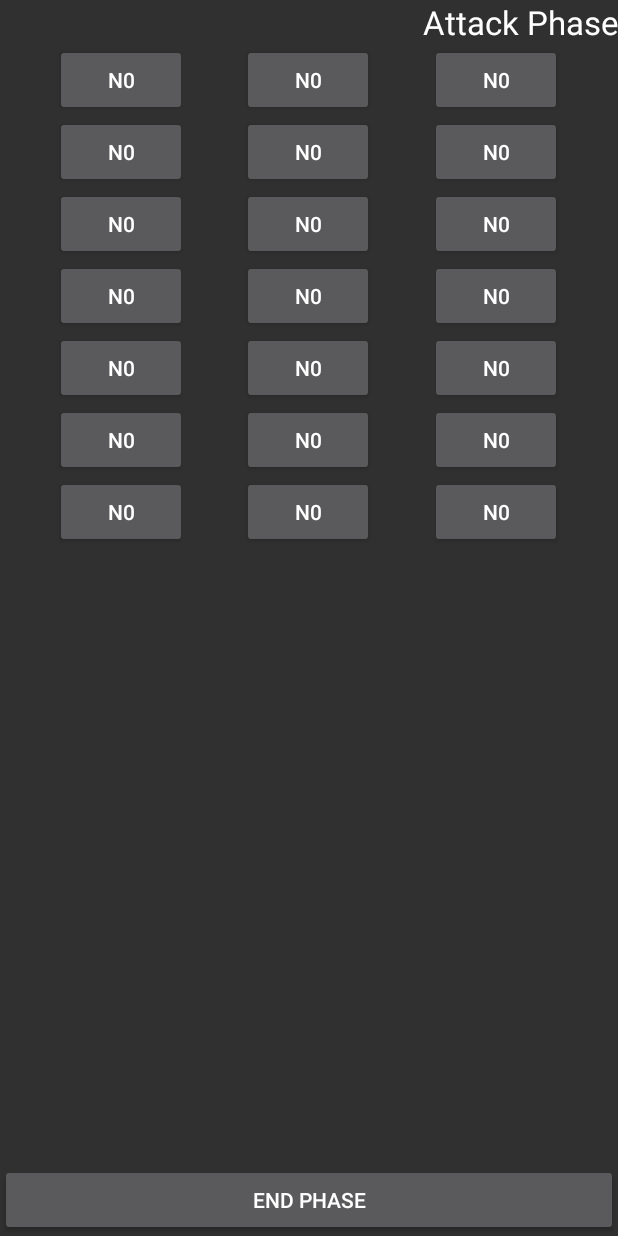
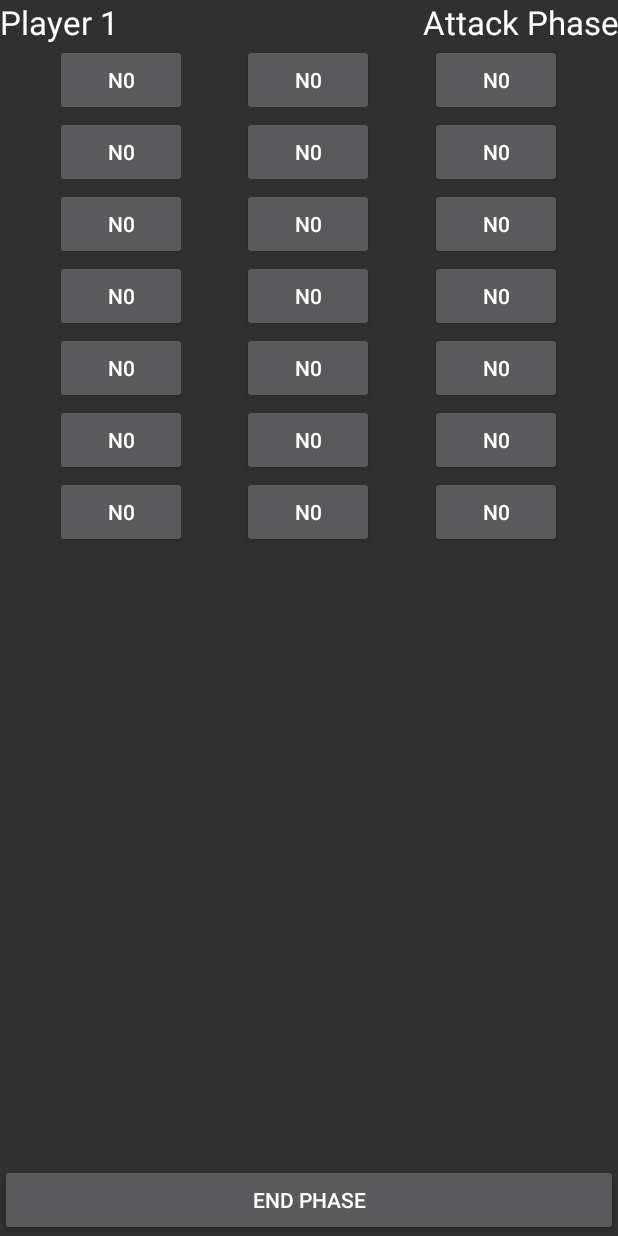
Before and after one commit to LiveSatomi/DiceWars, an Android app: the MainGameActivity screen opened directly, with no data from a screen before it, after a tap on "N0", on a phone screen of 412 x 824 dp. Run offline under Robolectric (Android 15) with nearby library versions, the light colour scheme and no system bars; 12 statements that could not run were skipped.

Commit message:
Dynamic updates based on button presses, win and lose battle cases covered.
Slight modification to how isSelected and select by the game work.
There are no filters on isSelected to prevent bad selections.
There is a guard in place for only selecting when the current player's
has the YOU status on the device.

```diff
--- a/dice_wars/src/main/java/com/jack/dicewars/dice_wars/AbstractBoardView.java
+++ b/dice_wars/src/main/java/com/jack/dicewars/dice_wars/AbstractBoardView.java
@@ -3,6 +3,7 @@ package com.jack.dicewars.dice_wars;
 import android.content.Context;
 import android.view.View;
 import android.view.ViewGroup;
+import com.jack.dicewars.dice_wars.game.TerritoryBorder;
 
 import java.util.Map;
 
@@ -20,15 +21,27 @@ public abstract class AbstractBoardView {
      */
     protected Context context;
 
-    protected Map<AbstractTerritoryView, View> territoryViewMap;
+    protected Map<AbstractTerritoryView, View> territoryNativeViewMap;
+    protected Map<TerritoryBorder, AbstractTerritoryView> modelTerritoryMap;
 
     /**
-     * Puts programmatically generated views into the supplied viewPort based on the {@link #territoryViewMap} and
+     * Puts programmatically generated views into the supplied viewPort based on the {@link #territoryNativeViewMap} and
      * any other Views that are defined by the subclass implementation.
      * @param viewPort The entire container allocated to viewing the board.
-     * @return A modified version of the viewPort that has a representation of territoryViewMap as its child
+     * @return A modified version of the viewPort that has a representation of territoryNativeViewMap as its child
      * nodes.
      */
     public abstract View apply(ViewGroup viewPort);
 
+    /**
+     * Updates all Views in modelTerritoryMap that are also in territoryNativeViewMap
+     */
+    public void updateViews() {
+        for (Map.Entry<TerritoryBorder, AbstractTerritoryView> entry : modelTerritoryMap.entrySet()) {
+            updateView(entry.getKey());
+        }
+    }
+
+    protected abstract void updateView(TerritoryBorder modelKey);
+
 }
--- a/dice_wars/src/main/java/com/jack/dicewars/dice_wars/AbstractTerritoryView.java
+++ b/dice_wars/src/main/java/com/jack/dicewars/dice_wars/AbstractTerritoryView.java
@@ -19,5 +19,4 @@ public abstract class AbstractTerritoryView {
      * represent a BoardView.
      */
     public abstract View defaultView(Context context);
-
 }
--- a/dice_wars/src/main/java/com/jack/dicewars/dice_wars/Debug.java
+++ b/dice_wars/src/main/java/com/jack/dicewars/dice_wars/Debug.java
@@ -16,7 +16,8 @@ public enum Debug {
     profile ("profile"),
     // for logging methods that are apart of the activity lifecycle: onCreate, onWindowFocusChanged, etc
     life ("life"),
-
+    // for visibility on the results of battles
+    battle ("battle"),
     //App mode flags
     gridText(1);
 
--- a/dice_wars/src/main/java/com/jack/dicewars/dice_wars/GridTextBoardView.java
+++ b/dice_wars/src/main/java/com/jack/dicewars/dice_wars/GridTextBoardView.java
@@ -38,13 +38,13 @@ public class GridTextBoardView extends AbstractBoardView {
 
     /**
      * Creates {@link com.jack.dicewars.dice_wars.GridTextTerritoryView} and maps them to Android Button to fill the
-     * {@link #territoryViewMap}.
+     * {@link #territoryNativeViewMap}.
      *
      * @param b Model data of the board and its grid indexed Territories.
      * @param context The MainGameActivity in which this board is being used.
      */
-    public GridTextBoardView(final AbstractBoard b, Context context) {
-        GridTextBoard board = (GridTextBoard) b;
+    public GridTextBoardView(AbstractBoard b, Context context) {
+        final GridTextBoard board = (GridTextBoard) b;
 
         this.context = context;
         rows = board.getRows();
@@ -53,36 +53,45 @@ public class GridTextBoardView extends AbstractBoardView {
         // A row major ordered list of TerritoryBorder model objects.
         final List<TerritoryBorder> grid = board.getBoard();
 
-        territoryViewMap = new HashMap<>();
+        territoryNativeViewMap = new HashMap<>();
+        modelTerritoryMap = new HashMap<>();
 
         for (int i = 0; i < rows; i++) {
             for (int j = 0; j < cols; j++) {
                 // A GridTextTerritoryView can preserve the grid coordinate model information.
-                AbstractTerritoryView territoryView = new GridTextTerritoryView(i, j);
+                final AbstractTerritoryView territoryView = new GridTextTerritoryView(i, j);
                 Button gridTextButton = (Button) territoryView.defaultView(context);
-                //TODO figure out how to add onclick function to this button
-                final Territory internal = grid.get(board.coordinatesToIndex(i, j, cols)).getInternal();
+
+                final TerritoryBorder territory = grid.get(board.coordinatesToIndex(i, j, cols));
                 gridTextButton.setOnClickListener(new View.OnClickListener() {
                     @Override
                     public void onClick(View v) {
-                        if (b.isSelectable(internal)) {
-                            //TODO Something cool
-                        } else {
-                            //TODO Uh oh too much cool
-                        }
-
+                        // Request selection. Let the model handle potential selection.
+                        board.select(territory);
+                        // Handle changes in the Views
+                        updateViews();
                     }
                 });
-                final Color color = internal.getColor();
-                gridTextButton.setText(color.getCode() + internal.getValue());
+
                 // Guarantee that the TerritoryView and Button coordinates are linked
-                territoryViewMap.put(territoryView, gridTextButton);
+                territoryNativeViewMap.put(territoryView, gridTextButton);
+                modelTerritoryMap.put(territory, territoryView);
+
+                // First update acts as an initialization
+                updateView(territory);
             }
         }
     }
 
+    @Override
+    public void updateView(TerritoryBorder modelKey) {
+        Button nativeView = (Button) territoryNativeViewMap.get(modelTerritoryMap.get(modelKey));
+        final Color color = modelKey.getInternal().getColor();
+        nativeView.setText(color.getCode() + modelKey.getInternal().getValue());
+    }
+
     /**
-     * TerritoryViews are represented by Buttons and other defined Views include a  one column GridLayout as the
+     * TerritoryViews are represented by Buttons and other defined Views include a one column GridLayout as the
      * ViewPort implementation, LinearLayouts for the rows of the grid, and Android Space objects to
      * simulate columns.
      *
@@ -99,7 +108,7 @@ public class GridTextBoardView extends AbstractBoardView {
         ((GridLayout) container).setColumnCount(1);
 
         // loop through all territories and places the corresponding View in the skeleton
-        for (Map.Entry<AbstractTerritoryView, View> territoryMapping : territoryViewMap.entrySet()) {
+        for (Map.Entry<AbstractTerritoryView, View> territoryMapping : territoryNativeViewMap.entrySet()) {
             // get a reference to the model's row and column
             final GridTextTerritoryView territory = (GridTextTerritoryView) territoryMapping.getKey();
             final int modelRow = territory.getRow();
--- a/dice_wars/src/main/java/com/jack/dicewars/dice_wars/MainGameActivity.java
+++ b/dice_wars/src/main/java/com/jack/dicewars/dice_wars/MainGameActivity.java
@@ -62,8 +62,9 @@ public class MainGameActivity extends Activity {
      * Updates labels on the view to match the state of the model.
      */
     private void updateLabels() {
-        ((TextView) findViewById(R.id.activePlayerName)).setText(game.currentPlayerName());
-        ((TextView) findViewById(R.id.activePhase)).setText(game.currentPhase());
+        //TODO is redundent?
+        ((TextView) findViewById(R.id.activePlayerName)).setText(game.currentPlayerName().toString());
+        ((TextView) findViewById(R.id.activePhase)).setText(game.currentPhase().toString());
     }
 
     public void requestSelection() {
@@ -78,9 +79,10 @@ public class MainGameActivity extends Activity {
      */
     public void advance(View view) {
         //TODO guard against unauthorized players from making this button press have an effect.
-        game.advance();
+        if (game.myTurn() || !game.myTurn()) {
+            game.advance();
+        }
         updateLabels();
-        Log.i("active", "advanced");
     }
 
     @Override
--- a/dice_wars/src/main/java/com/jack/dicewars/dice_wars/game/AbstractBoard.java
+++ b/dice_wars/src/main/java/com/jack/dicewars/dice_wars/game/AbstractBoard.java
@@ -1,6 +1,7 @@
 package com.jack.dicewars.dice_wars.game;
 
 import java.util.List;
+import java.util.Map;
 
 /**
  * Created by Jack Mueller on 2/23/15.
@@ -83,12 +84,11 @@ public abstract class AbstractBoard {
     protected abstract void assignDice();
 
     /**
-     * Returns
      *
-     * @param internal The territory requesting to be selected based on the click of it's TerritoryView
+     * @param territory The territory requesting to be selected based on the click of it's TerritoryView
      */
-    public boolean isSelectable(Territory internal) {
-        return game.isSelectable(internal);
+    public boolean select(TerritoryBorder territory) {
+        return game.select(territory);
     }
 
     /**
@@ -100,4 +100,8 @@ public abstract class AbstractBoard {
         return board;
     }
 
+    public boolean passesFilter(TerritoryBorder territory, Map filters) {
+        // TODO implement
+        return true;
+    }
 }
--- /dev/null
+++ b/dice_wars/src/main/java/com/jack/dicewars/dice_wars/game/AbstractPhase.java
@@ -0,0 +1,24 @@
+package com.jack.dicewars.dice_wars.game;
+
+import java.util.LinkedList;
+import java.util.List;
+
+/**
+ * Created by Jack Mueller on 4/12/15.
+ */
+public abstract class AbstractPhase implements Phase {
+
+    protected final List<TerritoryBorder> selected = new LinkedList<>();
+    protected int territoryLimit;
+
+    @Override
+    public void pushTerritory(TerritoryBorder territory) {
+        selected.add(territory);
+        // Greedily process Territories as soon as enough are selected
+        if (selected.size() == territoryLimit) {
+            consume();
+        }
+    }
+
+    protected abstract void consume();
+}
--- a/dice_wars/src/main/java/com/jack/dicewars/dice_wars/game/EffectPhase.java
+++ b/dice_wars/src/main/java/com/jack/dicewars/dice_wars/game/EffectPhase.java
@@ -1,14 +1,27 @@
 package com.jack.dicewars.dice_wars.game;
+
+import java.util.Map;
 
 /**
  * Created by Jack Mueller on 3/8/15.
  */
-public class EffectPhase implements Phase{
+public class EffectPhase extends AbstractPhase {
+
     public EffectPhase(Player player) {
-
+        territoryLimit = -1;
     }
 
     public String toString() {
         return "Effect Phase";
     }
+
+    @Override
+    public Map filters() {
+        return null;
+    }
+
+    @Override
+    protected void consume() {
+
+    }
 }
--- a/dice_wars/src/main/java/com/jack/dicewars/dice_wars/game/Game.java
+++ b/dice_wars/src/main/java/com/jack/dicewars/dice_wars/game/Game.java
@@ -1,6 +1,7 @@
 package com.jack.dicewars.dice_wars.game;
 
 import android.util.Log;
+import com.jack.dicewars.dice_wars.Color;
 import com.jack.dicewars.dice_wars.Debug;
 
 /**
@@ -59,12 +60,39 @@ public class Game {
     /**
      * Tells whether a certain Territory is selectable based on the Context, which device selected the Territory,
      * whose Turn it is in the Game, what Phase it is, and what has already been selected.
-     * @param territory
-     * @return
+     * @param territory The territory that was clicked.
+     * @return True if the territory is selected, false otherwise.
      */
-    public boolean isSelectable(Territory territory) {
+    public boolean select(TerritoryBorder territory) {
+        // TODO This violates CQS returning boolean
+        if (isSelectable(territory)) {
+            currentPhase().pushTerritory(territory);
+            // invalidate view. What do we have access to here?
+        }
+        return true; //TODO implement
+    }
 
-        return true; //TODO implement
+    private boolean isSelectable(TerritoryBorder territory) {
+        // If it's not the clicker's turn, the clicker can't do anything
+        if (myTurn()) {
+            return board.passesFilter(territory, currentPhase().filters());
+        } else {
+            return false;
+        }
+    }
+
+    public boolean myTurn() {
+        return currentPlayerColor().equals(myColor());
+
+    }
+
+    private Color myColor() {
+        for (Player p : config.activePlayers()) {
+            if (p.isMe()) {
+                return p.getColor();
+            }
+        }
+        return null;
     }
 
     /**
@@ -75,8 +103,6 @@ public class Game {
             // The Round has ended, start a new one
             round = new Round(config.activePlayers());
             roundNum++;
-        } else {
-            Log.i("active", "true at game");
         }
     }
 
@@ -100,7 +126,12 @@ public class Game {
         return round.currentPlayer().getName();
     }
 
-    public String currentPhase() {
+    public Color currentPlayerColor() {
+        return round.currentPlayer().getColor();
+    }
+
+
+    public Phase currentPhase() {
         return round.currentPhase();
     }
 
--- a/dice_wars/src/main/java/com/jack/dicewars/dice_wars/game/Phase.java
+++ b/dice_wars/src/main/java/com/jack/dicewars/dice_wars/game/Phase.java
@@ -1,4 +1,6 @@
 package com.jack.dicewars.dice_wars.game;
+
+import java.util.Map;
 
 /**
  * Created by Jack Mueller on 3/8/15.
@@ -8,8 +10,16 @@ public interface Phase {
     //TODO pass in R.string.phaseName to constructor for localization
     /**
      *
-     * @return A friendly description of what this happens during this phase.
+     * @return A friendly description of what happens during this phase.
      */
     @Override
     public String toString();
+
+    public Map filters(); // TODO implement
+
+    /**
+     * Appends territories to the end of a list for well ordered consumption by Phase implementation.
+     * @param territory Territory that will be consumed later
+     */
+    void pushTerritory(TerritoryBorder territory);
 }
--- a/dice_wars/src/main/java/com/jack/dicewars/dice_wars/game/Player.java
+++ b/dice_wars/src/main/java/com/jack/dicewars/dice_wars/game/Player.java
@@ -105,11 +105,13 @@ public class Player implements Parcelable {
     }
 
     /**
-     *
+     * DO NOT use this method from Phases, use
      * @param territory The Territory this Player will register with itself.
      */
-    public void claimOwnership(Territory territory) {
+    void claimOwnership(Territory territory) {
         territories.add(territory);
+        territory.setOwner(this);
+
     }
 
     /**
@@ -118,9 +120,14 @@ public class Player implements Parcelable {
      */
     public void loseOwnership(Territory territory) {
         territories.remove(territory);
+        territory.setOwner(new NullPlayer());
     }
 
     public String getName() {
         return name;
     }
+
+    public boolean isMe() {
+        return status.equals(STATUS_YOU);
+    }
 }
--- a/dice_wars/src/main/java/com/jack/dicewars/dice_wars/game/ReinforcePhase.java
+++ b/dice_wars/src/main/java/com/jack/dicewars/dice_wars/game/ReinforcePhase.java
@@ -1,16 +1,27 @@
 package com.jack.dicewars.dice_wars.game;
 
-import com.jack.dicewars.dice_wars.R;
+import java.util.Map;
 
 /**
  * Created by Jack Mueller on 3/8/15.
  */
-public class ReinforcePhase implements Phase{
+public class ReinforcePhase extends AbstractPhase {
+
     public ReinforcePhase(Player player) {
-
+        territoryLimit = 1;
     }
 
     public String toString() {
         return "Reinforce Phase";
     }
+
+    @Override
+    public Map filters() {
+        return null;
+    }
+
+    @Override
+    protected void consume() {
+
+    }
 }
--- a/dice_wars/src/main/java/com/jack/dicewars/dice_wars/game/Round.java
+++ b/dice_wars/src/main/java/com/jack/dicewars/dice_wars/game/Round.java
@@ -22,7 +22,7 @@ public class Round {
         turn = new Turn(currentPlayer);
     }
 
-    public String currentPhase() {
+    public Phase currentPhase() {
         return turn.currentPhase();
     }
 
--- a/dice_wars/src/main/java/com/jack/dicewars/dice_wars/game/Territory.java
+++ b/dice_wars/src/main/java/com/jack/dicewars/dice_wars/game/Territory.java
@@ -1,6 +1,8 @@
 package com.jack.dicewars.dice_wars.game;
 
 import com.jack.dicewars.dice_wars.Color;
+
+import java.util.Random;
 
 /**
  * Created by Jack Mueller on 2/23/15.
@@ -11,8 +13,11 @@ import com.jack.dicewars.dice_wars.Color;
  */
 public class Territory {
 
+    public static final int DICE_FACES = 6;
+
     private Player owner;
     private int value;
+    private Random random;
 
     /**
      * Creates an isolated territory that keeps track of it's owner and dice value.
@@ -21,8 +26,9 @@ public class Territory {
      * @param value The initial amount of dice on this Territory.
      */
     public Territory(Player owner, int value) {
-        this.setOwner(owner);
+        owner.claimOwnership(this);
         this.setValue(value);
+        random = new Random();
     }
 
 
@@ -40,12 +46,11 @@ public class Territory {
      */
     public void setOwner(Player owner) {
         this.owner = owner;
-        owner.claimOwnership(this);
     }
 
     /**
      *
-     * @return The color of this Terrtiory's owner.
+     * @return The color of this Territory's owner.
      */
     public Color getColor() {
         return owner.getColor();
@@ -66,4 +71,12 @@ public class Territory {
     public void setValue(int value) {
         this.value = value;
     }
+
+    public int roll() {
+        int rollSum = 0;
+        for (int diceLeft = value; diceLeft > 0; diceLeft--) {
+            rollSum += random.nextInt(DICE_FACES) + 1;
+        }
+        return rollSum;
+    }
 }
--- a/dice_wars/src/main/java/com/jack/dicewars/dice_wars/game/TerritoryBorder.java
+++ b/dice_wars/src/main/java/com/jack/dicewars/dice_wars/game/TerritoryBorder.java
@@ -61,6 +61,6 @@ public class TerritoryBorder {
      * @param player The Player that now owns the Territory inside of this Border
      */
     public void setOwnerOfInternal(Player player) {
-        getInternal().setOwner(player);
+        player.claimOwnership(getInternal());
     }
 }
--- a/dice_wars/src/main/java/com/jack/dicewars/dice_wars/game/Turn.java
+++ b/dice_wars/src/main/java/com/jack/dicewars/dice_wars/game/Turn.java
@@ -1,6 +1,4 @@
 package com.jack.dicewars.dice_wars.game;
-
-import android.util.Log;
 
 /**
  * Created by Jack Mueller on 3/8/15.
@@ -19,8 +17,8 @@ public class Turn {
         currentPhase = 0;
     }
 
-    public String currentPhase() {
-        return phases[currentPhase].toString();
+    public Phase currentPhase() {
+        return phases[currentPhase];
     }
 
     /**
```
Also changed, not shown: dice_wars/src/main/java/com/jack/dicewars/dice_wars/game/AttackPhase.java (+36 -1 lines).
